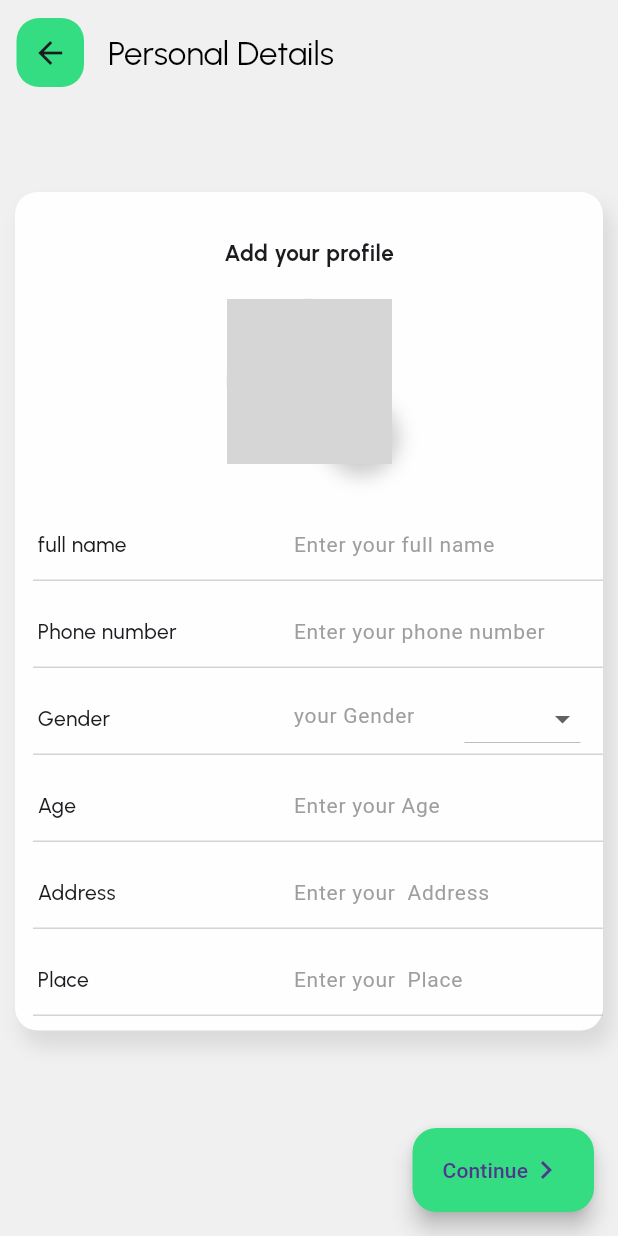
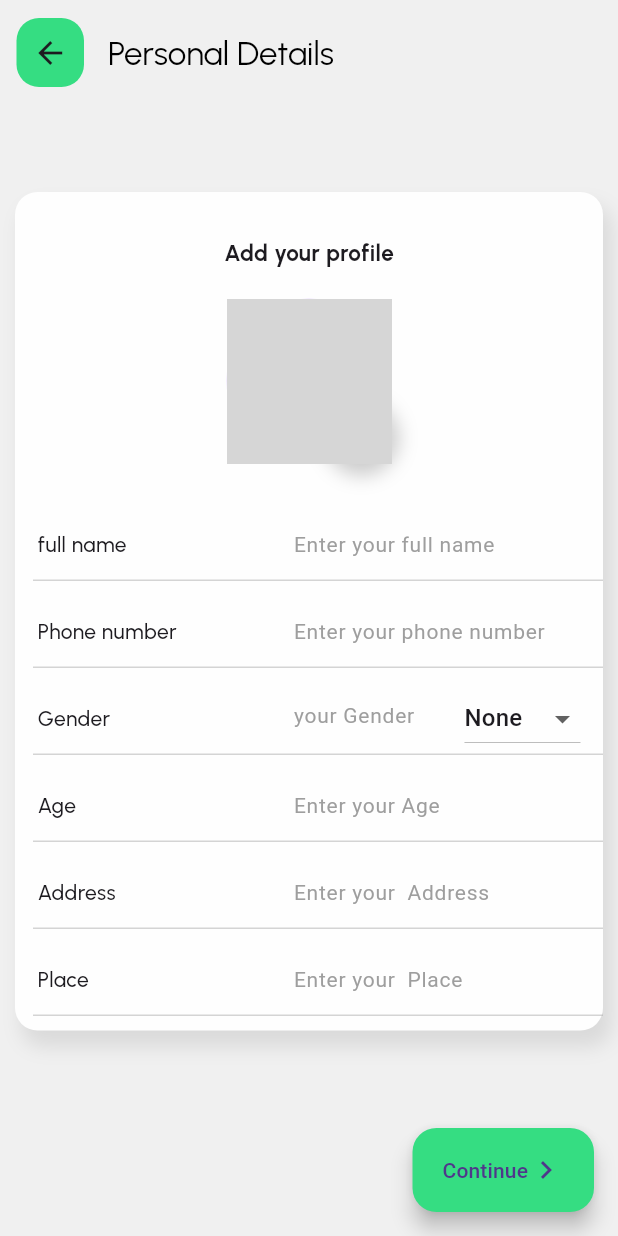
Before and after one commit to adnanpanakkad/Doc2heal_User_App, a Flutter app: the PersonalDetails screen opened directly, after a tap on the "add" icon, on a phone screen of 412 x 824 dp. Run offline on Flutter 3.47's test engine with Material 3 defaults, Android fonts, the phone set to English and light mode, and no system bars; our stand-ins replace animated_text_kit, bloc, cloud_firestore, connectivity, firebase_auth, firebase_core and 4 more; accounts and stored records are empty; grey boxes are pictures that could not be loaded.

```diff
--- /dev/null
+++ b/lib/presentation/bloc/profile_bloc/profile_bloc.dart
@@ -0,0 +1,17 @@
+import 'dart:async';
+import 'package:bloc/bloc.dart';
+
+part  'profile_event.dart';
+part  'profile_state.dart';
+
+class ProfileBloc extends Bloc<ProfileEvent, ProfileState> {
+  ProfileBloc() : super(ProfileInitial()) {
+    on<GenderPickEvent>(genderPickEvent);
+  }
+
+  FutureOr<void> genderPickEvent(
+      GenderPickEvent event, Emitter<ProfileState> emit) {
+    emit(GenderPickState(selectGender: event.selectGender));
+  }
+
+}
--- /dev/null
+++ b/lib/presentation/bloc/profile_bloc/profile_event.dart
@@ -0,0 +1,8 @@
+part of 'profile_bloc.dart';
+
+class ProfileEvent {}
+
+class GenderPickEvent extends ProfileEvent {
+  String selectGender;
+  GenderPickEvent({required this.selectGender});
+}
--- /dev/null
+++ b/lib/presentation/bloc/profile_bloc/profile_state.dart
@@ -0,0 +1,10 @@
+part of 'profile_bloc.dart';
+
+abstract class ProfileState {}
+
+final class ProfileInitial extends ProfileState {}
+
+final class GenderPickState extends ProfileState {
+  String selectGender;
+  GenderPickState({required this.selectGender});
+}
--- a/lib/presentation/screens/user_detailes_screen.dart
+++ b/lib/presentation/screens/user_detailes_screen.dart
@@ -1,6 +1,6 @@
 import 'dart:io';
-import 'package:cloud_firestore/cloud_firestore.dart';
 import 'package:doc2heal/model/user_model.dart';
+import 'package:doc2heal/presentation/bloc/profile_bloc/profile_bloc.dart';
 import 'package:doc2heal/presentation/screens/bottombar_screens.dart';
 import 'package:doc2heal/services/firebase/firestore.dart';
 import 'package:doc2heal/utils/app_colors.dart';
@@ -8,34 +8,24 @@ import 'package:doc2heal/widgets/appbar/appbar.dart';
 import 'package:doc2heal/widgets/common/validator.dart';
 import 'package:doc2heal/widgets/person_table/detail_tile.dart';
 import 'package:flutter/material.dart';
+import 'package:flutter_bloc/flutter_bloc.dart';
 import 'package:google_fonts/google_fonts.dart';
-import 'package:image_picker/image_picker.dart';
 
-class PersonalDetails extends StatefulWidget {
-  const PersonalDetails({super.key});
 
-  @override
-  State<PersonalDetails> createState() => _PersonalDetailsState();
-}
 
-class _PersonalDetailsState extends State<PersonalDetails> {
+class PersonalDetails extends StatelessWidget {
+  PersonalDetails({super.key});
   File? seletedImage;
-  TextEditingController _nameController = TextEditingController();
-  TextEditingController _PhoneController = TextEditingController();
-  TextEditingController _genderController = TextEditingController();
-  TextEditingController _ageController = TextEditingController();
-  TextEditingController _addressController = TextEditingController();
-  TextEditingController _placeController = TextEditingController();
+  final TextEditingController _nameController = TextEditingController();
+  final TextEditingController _phoneController = TextEditingController();
+  final TextEditingController _genderController = TextEditingController();
+  final TextEditingController _ageController = TextEditingController();
+  final TextEditingController _addressController = TextEditingController();
+  final TextEditingController _placeController = TextEditingController();
   final GlobalKey<FormState> formKey = GlobalKey<FormState>();
-  String? selectedGender; // Add a variable to store the selected gender
 
-  // Define the method to handle the selected gender
-  void selectGender(String? newValue) {
-    setState(() {
-      selectedGender = newValue ?? 'None';
-      _genderController.text = selectedGender!;
-    });
-  }
+  final List<String> items = ['None', 'Male', 'Female'];
+  final String selectGender = 'None';
 
   @override
   Widget build(BuildContext context) {
@@ -108,7 +98,7 @@ class _PersonalDetailsState extends State<PersonalDetails> {
                                 ),
                                 child: InkWell(
                                   onTap: () {
-                                    imagepicker();
+                                    //  imagepicker();
                                   },
                                   child: const CircleAvatar(
                                     radius: 20,
@@ -138,28 +128,40 @@ class _PersonalDetailsState extends State<PersonalDetails> {
                     DetailTile(
                       validator: (value) =>
                           Validator().textFeildValidation(value),
-                      controllers: _PhoneController,
+                      controllers: _phoneController,
                       keyboardType: TextInputType.number,
                       sub: 'Phone number',
                       hittext: 'Enter your phone number',
                     ),
-                    DetailTile(
+                    BlocListener<ProfileBloc, ProfileState>(
+                      listener: (context, state) {
+                        if (state is GenderPickState) {
+                          _genderController.text = state.selectGender;
+                        }
+                      },
+                      child: DetailTile(
                         controllers: _genderController,
                         validator: (value) =>
                             Validator().textFeildValidation(value),
                         sub: 'Gender',
                         hittext: "your Gender",
                         suffixicon: DropdownButton(
-                          value: selectedGender,
+                          value: selectGender,
                           icon: const Icon(Icons.arrow_drop_down),
-                          items: ["None", "Male", "Female"]
+                          items: items
                               .map<DropdownMenuItem<String>>((String value) {
                             return DropdownMenuItem<String>(
-                              value: value,
-                              child: Text(value),
+                              value: value.toString(),
+                              child: Text(value.toString()),
                             );
                           }).toList(),
-                          onChanged: selectGender),
+                          onChanged: (String? newValue) {
+                            context
+                                .read<ProfileBloc>()
+                                .add(GenderPickEvent(selectGender: newValue!));
+                          },
+                        ),
+                      ),
                     ),
                     DetailTile(
                       validator: (value) =>
@@ -202,7 +204,7 @@ class _PersonalDetailsState extends State<PersonalDetails> {
             UserModel user = UserModel(
               profilepath: seletedImage!.path,
               name: _nameController.text.trim(),
-              phone: _PhoneController.text.trim(),
+              phone: _phoneController.text.trim(),
               gender: _genderController.text.trim(),
               age: _ageController.text.trim(),
               address: _addressController.text.trim(),
@@ -229,15 +231,5 @@ class _PersonalDetailsState extends State<PersonalDetails> {
     );
   }
 
-  Future imagepicker() async {
-    final pikedImage =
-        await ImagePicker().pickImage(source: ImageSource.gallery);
-    if (pikedImage == null) {
-      const ScaffoldMessenger(child: Text('image not selected'));
-    } else {
-      setState(() {
-        seletedImage = File(pikedImage.path);
-      });
+
 }
-  }
-}
--- a/pubspec.yaml
+++ b/pubspec.yaml
@@ -46,6 +46,7 @@ dependencies:
   google_sign_in: ^6.2.1
   flutter_facebook_auth: ^6.2.0
   flutter_bloc: ^8.1.5
+  bloc: ^8.1.4
 dev_dependencies:
   flutter_test:
     sdk: flutter
```
Also changed, not shown: lib/main.dart (+14 -9 lines), pubspec.lock. Lines whose indentation alone changed are shown as unchanged.
